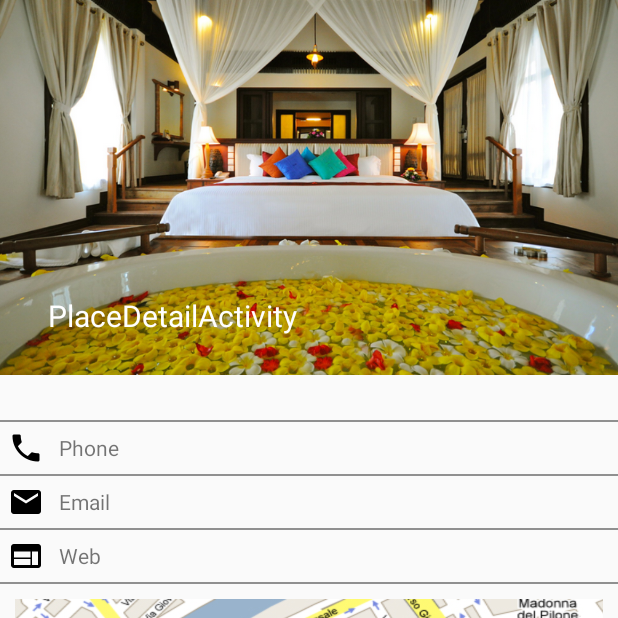
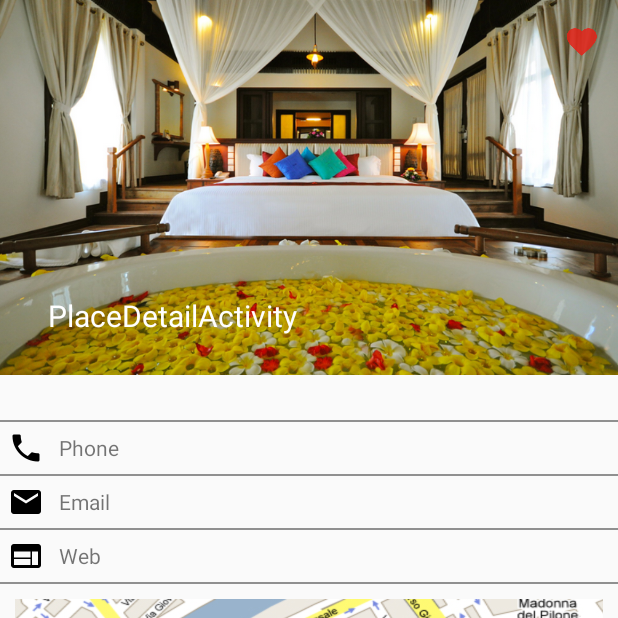
Before and after one commit to MannMakara/Service, an Android app: the PlaceDetailActivity screen opened directly, with no data from a screen before it, on a phone screen of 412 x 824 dp, the top half of it. Run offline under Robolectric (Android 15) with nearby library versions, the phone set to English and light mode, and no system bars; 1 statement that could not run was skipped.

Commit message:
Change the Toolbar in PlaceDetail

```diff
--- a/app/src/main/java/com/hammersmith/john/service/app/PlaceDetailActivity.java
+++ b/app/src/main/java/com/hammersmith/john/service/app/PlaceDetailActivity.java
@@ -80,6 +80,7 @@ public class PlaceDetailActivity extends AppCompatActivity {
 
         setSupportActionBar(mToolbar);
 
+
         mAdapter = new PlaceViewPager(getSupportFragmentManager());
         mPager = (ViewPager) findViewById(R.id.view_pager);
         mPager.setAdapter(mAdapter);
@@ -113,11 +114,17 @@ public class PlaceDetailActivity extends AppCompatActivity {
             int id_detail = PlaceDetailActivity.placeID;
             place = new Place();
 
-            Bundle arguments = getArguments();
+//            Bundle arguments = getArguments();
             RecyclerView recyclerView = new RecyclerView(getActivity());
             recyclerView.setLayoutManager(new LinearLayoutManager(getActivity()));
             recyclerView.setAdapter(new PlaceRecyclerAdapter(getActivity()));
             return recyclerView;
         }
     }
+
+    @Override
+    public boolean onCreateOptionsMenu(Menu menu) {
+        getMenuInflater().inflate(R.menu.menu_place_detail,menu);
+        return true;
+    }
 }
--- a/app/src/main/res/layout/place_detail.xml
+++ b/app/src/main/res/layout/place_detail.xml
@@ -133,8 +133,7 @@
                 android:background="#FF909090"
                 android:padding="2dip" />
         </TableRow>
-        <TableRow
-            android:padding="10dp">
+        <TableRow android:padding="10dp">
             <ImageView
                 android:id="@+id/imgLocate"
                 android:layout_width="wrap_content"
--- a/app/src/main/res/menu/menu_place_detail.xml
+++ b/app/src/main/res/menu/menu_place_detail.xml
@@ -2,6 +2,9 @@
     xmlns:app="http://schemas.android.com/apk/res-auto"
     xmlns:tools="http://schemas.android.com/tools"
     tools:context="com.hammersmith.john.service.app.PlaceDetailActivity">
-    <item android:id="@+id/action_settings" android:title="@string/action_settings"
-        android:orderInCategory="100" app:showAsAction="never" />
+    <item android:id="@+id/action_favor"
+        android:title="@string/action_settings"
+        android:icon="@drawable/icon_add_favor"
+        android:orderInCategory="1"
+        app:showAsAction="always" />
 </menu>
```
Also changed, not shown: app/src/main/java/com/hammersmith/john/service/app/Tab2.java (+0 -24 lines), app/src/main/res/values/strings.xml (+1 -17 lines).
